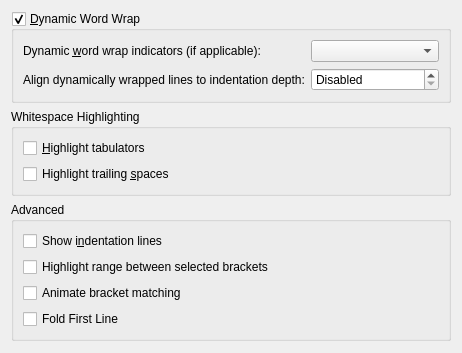
KDE/ktexteditor, file src/dialogs/textareaappearanceconfigwidget.ui: the form before one commit.
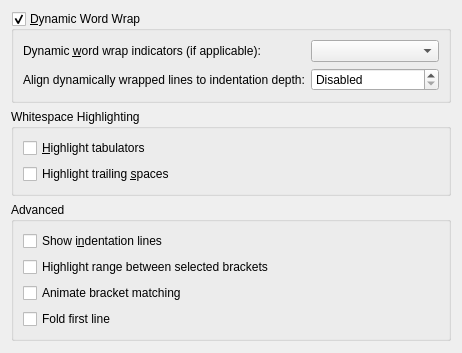
The form after the commit. Custom widgets are drawn as their Qt base class.

Commit message:
Use sentence style capitalization with label texts of edit fields
Summary: Cmp. https://community.kde.org/KDE_Visual_Design_Group/HIG/Capitalization

Reviewers: #kate, cullmann

Reviewed By: #kate, cullmann

Subscribers: cullmann, kwrite-devel, #frameworks

Tags: #frameworks

The edit to the form file:
```diff
--- a/src/dialogs/textareaappearanceconfigwidget.ui
+++ b/src/dialogs/textareaappearanceconfigwidget.ui
@@ -144,7 +144,7 @@
 beginning of a file.</string>
         </property>
         <property name="text">
-         <string>Fold First Line</string>
+         <string>Fold first line</string>
         </property>
        </widget>
       </item>
```
The commit also changes 3 other files.
